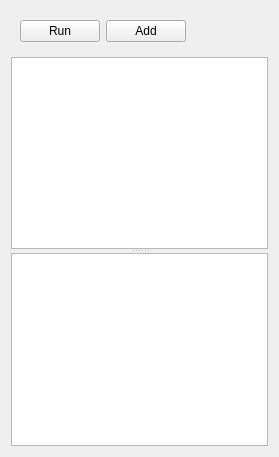
First picture: the form in uitester/ui/case_run/case_run.ui, repository IfengAutomation/uitester, before the edit.
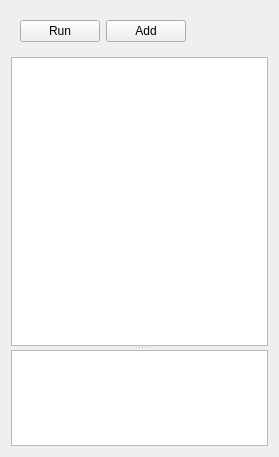
Second picture: the form after the edit. Icons and pictures are not drawn.

Patch:
```diff
--- a/uitester/ui/case_run/case_run.ui
+++ b/uitester/ui/case_run/case_run.ui
@@ -78,7 +78,14 @@
      <property name="orientation">
       <enum>Qt::Vertical</enum>
      </property>
-     <widget class="QTableView" name="case_table_view"/>
+     <widget class="QTableView" name="case_table_view">
+      <property name="sizePolicy">
+       <sizepolicy hsizetype="Expanding" vsizetype="Expanding">
+        <horstretch>0</horstretch>
+        <verstretch>3</verstretch>
+       </sizepolicy>
+      </property>
+     </widget>
      <widget class="QTextBrowser" name="logarea">
       <property name="sizePolicy">
        <sizepolicy hsizetype="Expanding" vsizetype="Expanding">
```
